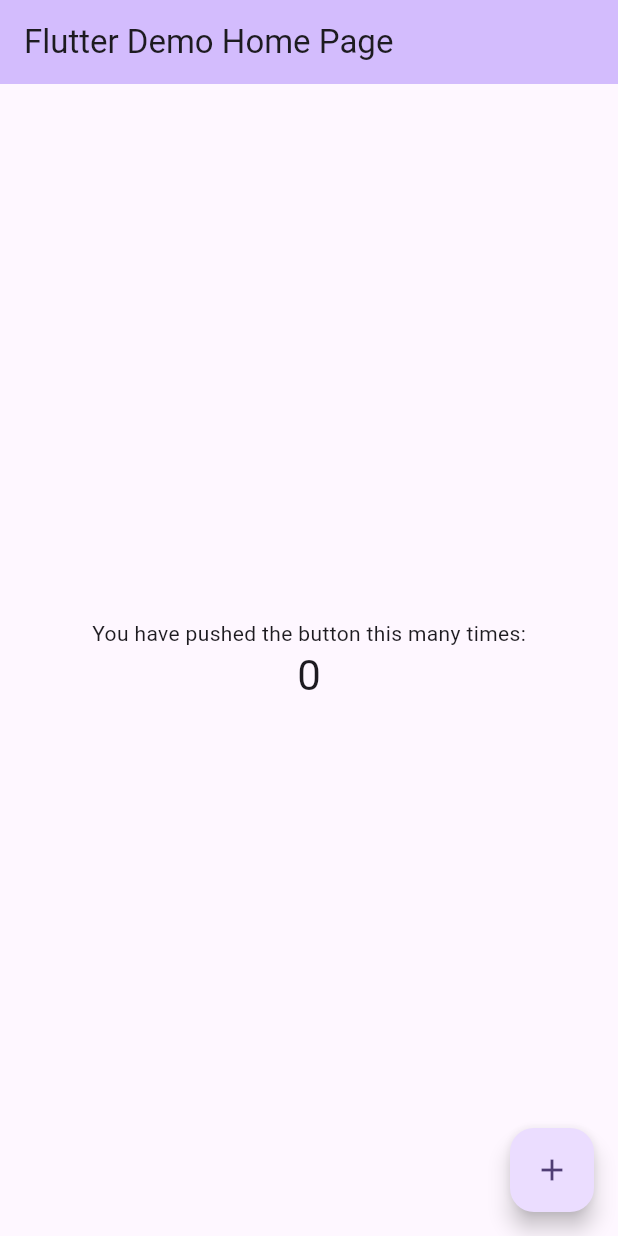
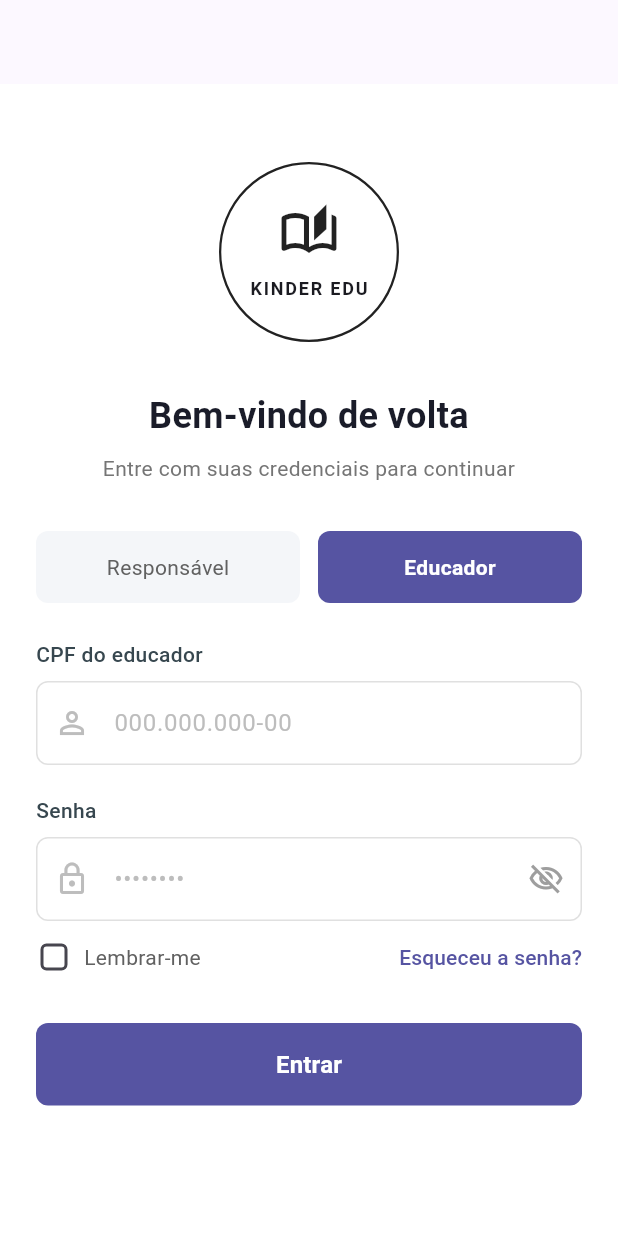
Before and after one commit to llraraujo/kinderedu, a Flutter app: the screen it shows after launch, on a phone screen of 412 x 824 dp. Run offline on Flutter 3.47's test engine with Material 3 defaults, Android fonts, the phone set to English and light mode, and no system bars.

Commit message:
Tela de Login Criada

```diff
--- /dev/null
+++ b/lib/components/input_field.dart
@@ -0,0 +1,47 @@
+/// Componente customizado para o botão de seleção de perfil
+  import 'package:flutter/material.dart';
+
+  Widget BuildInputField({
+    required String label,
+    required String hint,
+    required IconData prefixIcon,
+    bool obscureText = false,
+    Widget? suffixIcon,
+    TextInputType? keyboardType,
+  }) {
+    final Color primaryColor = const Color(0xFF5654A2);
+
+    return Column(
+      crossAxisAlignment: CrossAxisAlignment.start,
+      children: [
+        Text(
+          label,
+          style: TextStyle(
+            fontSize: 14,
+            fontWeight: FontWeight.w500,
+            color: Colors.blueGrey[800],
+          ),
+        ),
+        const SizedBox(height: 8),
+        TextFormField(
+          obscureText: obscureText,
+          keyboardType: keyboardType,
+          decoration: InputDecoration(
+            hintText: hint,
+            hintStyle: TextStyle(color: Colors.grey[400]),
+            prefixIcon: Icon(prefixIcon, color: Colors.grey[400]),
+            suffixIcon: suffixIcon,
+            contentPadding: const EdgeInsets.symmetric(vertical: 16),
+            enabledBorder: OutlineInputBorder(
+              borderRadius: BorderRadius.circular(8),
+              borderSide: BorderSide(color: Colors.grey[300]!),
+            ),
+            focusedBorder: OutlineInputBorder(
+              borderRadius: BorderRadius.circular(8),
+              borderSide: BorderSide(color: primaryColor, width: 1.5),
+            ),
+          ),
+        ),
+      ],
+    );
+  }
--- /dev/null
+++ b/lib/components/role_button.dart
@@ -0,0 +1,35 @@
+/// Componente customizado para o botão de seleção de perfil
+  import 'package:flutter/material.dart';
+
+
+  /// Componente customizado para o botão de seleção de perfil
+  Widget BuildRoleButton({
+    required String title,
+    required bool isSelected,
+    required VoidCallback onTap,
+  }) {
+    final Color primaryColor = const Color(0xFF5654A2); // Roxo/Azul do botão
+    final Color greyBackground = const Color(0xFFF4F6F9); //
+    return Expanded(
+      child: GestureDetector(
+        onTap: onTap,
+        child: AnimatedContainer(
+          duration: const Duration(milliseconds: 200),
+          padding: const EdgeInsets.symmetric(vertical: 14),
+          decoration: BoxDecoration(
+            color: isSelected ? primaryColor : greyBackground,
+            borderRadius: BorderRadius.circular(8),
+          ),
+          alignment: Alignment.center,
+          child: Text(
+            title,
+            style: TextStyle(
+              color: isSelected ? Colors.white : Colors.grey[700],
+              fontWeight: isSelected ? FontWeight.w600 : FontWeight.normal,
+              fontSize: 14,
+            ),
+          ),
+        ),
+      ),
+    );
+  }
--- /dev/null
+++ b/lib/controllers/login_controller.dart
@@ -0,0 +1,6 @@
+
+
+class LoginController {
+
+
+}
--- a/lib/main.dart
+++ b/lib/main.dart
@@ -1,4 +1,5 @@
 import 'package:flutter/material.dart';
+import './Views/login.dart';
 
 void main() {
   runApp(const MyApp());
@@ -11,7 +12,8 @@ class MyApp extends StatelessWidget {
   @override
   Widget build(BuildContext context) {
     return MaterialApp(
-      title: 'Flutter Demo',
+      title: 'Kinder Edu',
+      debugShowCheckedModeBanner: false,
       theme: ThemeData(
         // This is the theme of your application.
         //
@@ -28,9 +30,9 @@ class MyApp extends StatelessWidget {
         //
         // This works for code too, not just values: Most code changes can be
         // tested with just a hot reload.
-        colorScheme: .fromSeed(seedColor: Colors.deepPurple),
+        colorScheme: .fromSeed(seedColor: const Color.fromARGB(255, 51, 49, 177)),
       ),
-      home: const MyHomePage(title: 'Flutter Demo Home Page'),
+      home: const MyHomePage(title: ''),
     );
   }
 }
@@ -54,18 +56,7 @@ class MyHomePage extends StatefulWidget {
 }
 
 class _MyHomePageState extends State<MyHomePage> {
-  int _counter = 0;
 
-  void _incrementCounter() {
-    setState(() {
-      // This call to setState tells the Flutter framework that something has
-      // changed in this State, which causes it to rerun the build method below
-      // so that the display can reflect the updated values. If we changed
-      // _counter without calling setState(), then the build method would not be
-      // called again, and so nothing would appear to happen.
-      _counter++;
-    });
-  }
 
   @override
   Widget build(BuildContext context) {
@@ -80,7 +71,7 @@ class _MyHomePageState extends State<MyHomePage> {
         // TRY THIS: Try changing the color here to a specific color (to
         // Colors.amber, perhaps?) and trigger a hot reload to see the AppBar
         // change color while the other colors stay the same.
-        backgroundColor: Theme.of(context).colorScheme.inversePrimary,
+        //backgroundColor: Theme.of(context).colorScheme.inversePrimary,
         // Here we take the value from the MyHomePage object that was created by
         // the App.build method, and use it to set our appbar title.
         title: Text(widget.title),
@@ -88,34 +79,7 @@ class _MyHomePageState extends State<MyHomePage> {
       body: Center(
         // Center is a layout widget. It takes a single child and positions it
         // in the middle of the parent.
-        child: Column(
-          // Column is also a layout widget. It takes a list of children and
-          // arranges them vertically. By default, it sizes itself to fit its
-          // children horizontally, and tries to be as tall as its parent.
-          //
-          // Column has various properties to control how it sizes itself and
-          // how it positions its children. Here we use mainAxisAlignment to
-          // center the children vertically; the main axis here is the vertical
-          // axis because Columns are vertical (the cross axis would be
-          // horizontal).
-          //
-          // TRY THIS: Invoke "debug painting" (choose the "Toggle Debug Paint"
-          // action in the IDE, or press "p" in the console), to see the
-          // wireframe for each widget.
-          mainAxisAlignment: .center,
-          children: [
-            const Text('You have pushed the button this many times:'),
-            Text(
-              '$_counter',
-              style: Theme.of(context).textTheme.headlineMedium,
-            ),
-          ],
-        ),
-      ),
-      floatingActionButton: FloatingActionButton(
-        onPressed: _incrementCounter,
-        tooltip: 'Increment',
-        child: const Icon(Icons.add),
+        child: LoginScreen()
       ),
     );
   }
--- /dev/null
+++ b/lib/views/login.dart
@@ -0,0 +1,200 @@
+import 'package:flutter/material.dart';
+
+import '../Components/input_field.dart';
+import '../Components/role_button.dart';
+
+class LoginScreen extends StatefulWidget {
+  const LoginScreen({Key? key}) : super(key: key);
+
+  @override
+  State<LoginScreen> createState() => _LoginScreenState();
+}
+
+class _LoginScreenState extends State<LoginScreen> {
+  // Controle de estado
+  bool isEducador = true; // Define qual aba está selecionada
+  bool obscurePassword = true;
+  bool rememberMe = false;
+
+  // Cores principais baseadas na imagem
+  final Color primaryColor = const Color(0xFF5654A2); // Roxo/Azul do botão
+  final Color greyBackground = const Color(0xFFF4F6F9); // Cinza claro
+
+  @override
+  Widget build(BuildContext context) {
+    return Scaffold(
+      backgroundColor: Colors.white,
+      body: SafeArea(
+        child: SingleChildScrollView(
+          padding: const EdgeInsets.symmetric(horizontal: 24.0, vertical: 32.0),
+          child: Column(
+            crossAxisAlignment: CrossAxisAlignment.stretch,
+            children: [
+              const SizedBox(height: 20),
+
+              // 1. Logo (Usando um ícone como placeholder para a imagem do livro)
+              Center(
+                child: Container(
+                  height: 120,
+                  width: 120,
+                  decoration: BoxDecoration(
+                    shape: BoxShape.circle,
+                    border: Border.all(color: Colors.black87, width: 1.5),
+                  ),
+                  child: Column(
+                    mainAxisAlignment: MainAxisAlignment.center,
+                    children: const [
+                      Icon(Icons.auto_stories_outlined, size: 40),
+                      SizedBox(height: 8),
+                      Text(
+                        'KINDER EDU',
+                        style: TextStyle(
+                          fontSize: 12,
+                          fontWeight: FontWeight.w600,
+                          letterSpacing: 1.2,
+                        ),
+                      ),
+                    ],
+                  ),
+                ),
+              ),
+              const SizedBox(height: 32),
+
+              // 2. Textos de Boas-vindas
+              const Text(
+                'Bem-vindo de volta',
+                textAlign: TextAlign.center,
+                style: TextStyle(
+                  fontSize: 24,
+                  fontWeight: FontWeight.bold,
+                  color: Color(0xFF1A1C29),
+                ),
+              ),
+              const SizedBox(height: 8),
+              Text(
+                'Entre com suas credenciais para continuar',
+                textAlign: TextAlign.center,
+                style: TextStyle(
+                  fontSize: 14,
+                  color: Colors.grey[600],
+                ),
+              ),
+              const SizedBox(height: 32),
+
+              // 3. Toggle Responsável / Educador
+              Row(
+                children: [
+                  BuildRoleButton(
+                    title: 'Responsável',
+                    isSelected: !isEducador,
+                    onTap: () => setState(() => isEducador = false),
+                  ),
+                  const SizedBox(width: 12),
+                  BuildRoleButton(
+                    title: 'Educador',
+                    isSelected: isEducador,
+                    onTap: () => setState(() => isEducador = true),
+                  ),
+                ],
+              ),
+              const SizedBox(height: 24),
+
+              // 4. Campo de CPF (Label dinâmico)
+              BuildInputField(
+                label: isEducador ? 'CPF do educador' : 'CPF do Responsável',
+                hint: '000.000.000-00',
+                prefixIcon: Icons.person_outline,
+                keyboardType: TextInputType.number,
+              ),
+              const SizedBox(height: 20),
+
+              // 5. Campo de Senha
+              BuildInputField(
+                label: 'Senha',
+                hint: '••••••••',
+                prefixIcon: Icons.lock_outline,
+                obscureText: obscurePassword,
+                suffixIcon: IconButton(
+                  icon: Icon(
+                    obscurePassword ? Icons.visibility_off_outlined : Icons.visibility_outlined,
+                    color: Colors.grey,
+                  ),
+                  onPressed: () => setState(() => obscurePassword = !obscurePassword),
+                ),
+              ),
+              const SizedBox(height: 12),
+
+              // 6. Lembrar-me e Esqueci a senha
+              Row(
+                mainAxisAlignment: MainAxisAlignment.spaceBetween,
+                children: [
+                  Row(
+                    children: [
+                      SizedBox(
+                        width: 24,
+                        height: 24,
+                        child: Checkbox(
+                          value: rememberMe,
+                          onChanged: (value) {
+                            setState(() => rememberMe = value ?? false);
+                          },
+                          shape: RoundedRectangleBorder(
+                            borderRadius: BorderRadius.circular(4),
+                          ),
+                          activeColor: primaryColor,
+                        ),
+                      ),
+                      const SizedBox(width: 8),
+                      Text(
+                        'Lembrar-me',
+                        style: TextStyle(color: Colors.grey[700], fontSize: 14),
+                      ),
+                    ],
+                  ),
+                  TextButton(
+                    onPressed: () {
+                      // Ação de esqueci a senha
+                    },
+                    style: TextButton.styleFrom(
+                      padding: EdgeInsets.zero,
+                      minimumSize: Size.zero,
+                      tapTargetSize: MaterialTapTargetSize.shrinkWrap,
+                    ),
+                    child: Text(
+                      'Esqueceu a senha?',
+                      style: TextStyle(color: primaryColor, fontSize: 14),
+                    ),
+                  ),
+                ],
+              ),
+              const SizedBox(height: 32),
+
+              // 7. Botão Entrar
+              ElevatedButton(
+                onPressed: () {
+                  // Ação de login
+                },
+                style: ElevatedButton.styleFrom(
+                  backgroundColor: primaryColor,
+                  padding: const EdgeInsets.symmetric(vertical: 16),
+                  shape: RoundedRectangleBorder(
+                    borderRadius: BorderRadius.circular(8),
+                  ),
+                  elevation: 0,
+                ),
+                child: const Text(
+                  'Entrar',
+                  style: TextStyle(
+                    fontSize: 16,
+                    fontWeight: FontWeight.w600,
+                    color: Colors.white,
+                  ),
+                ),
+              ),
+            ],
+          ),
+        ),
+      ),
+    );
+  }
+}
```
